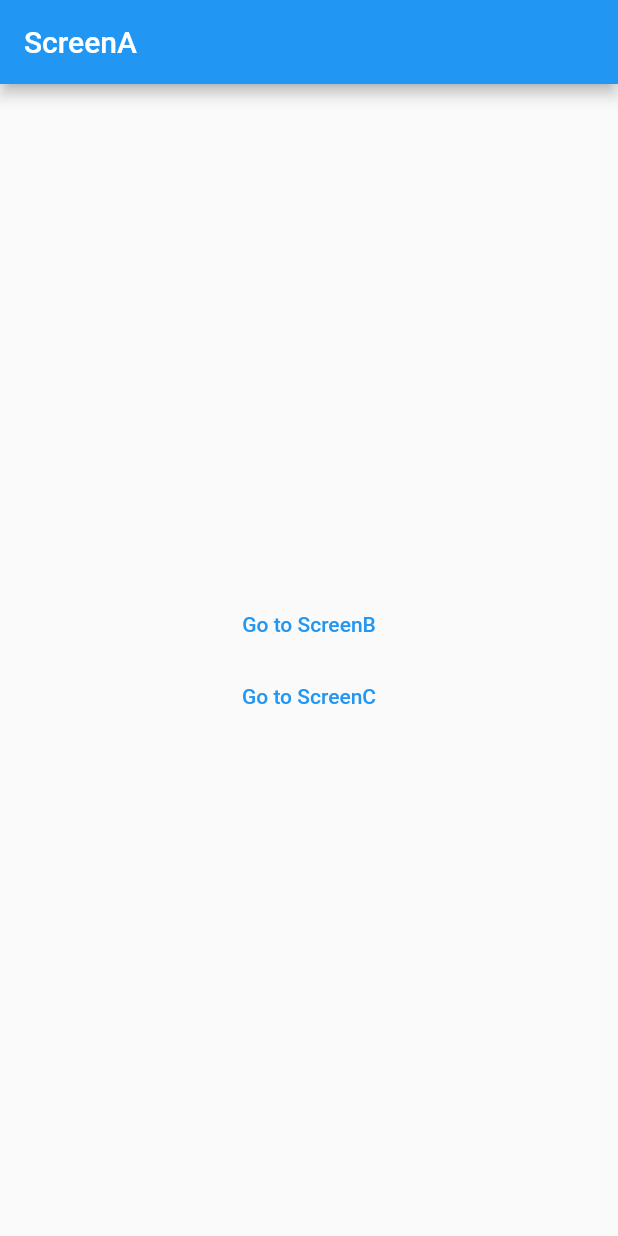
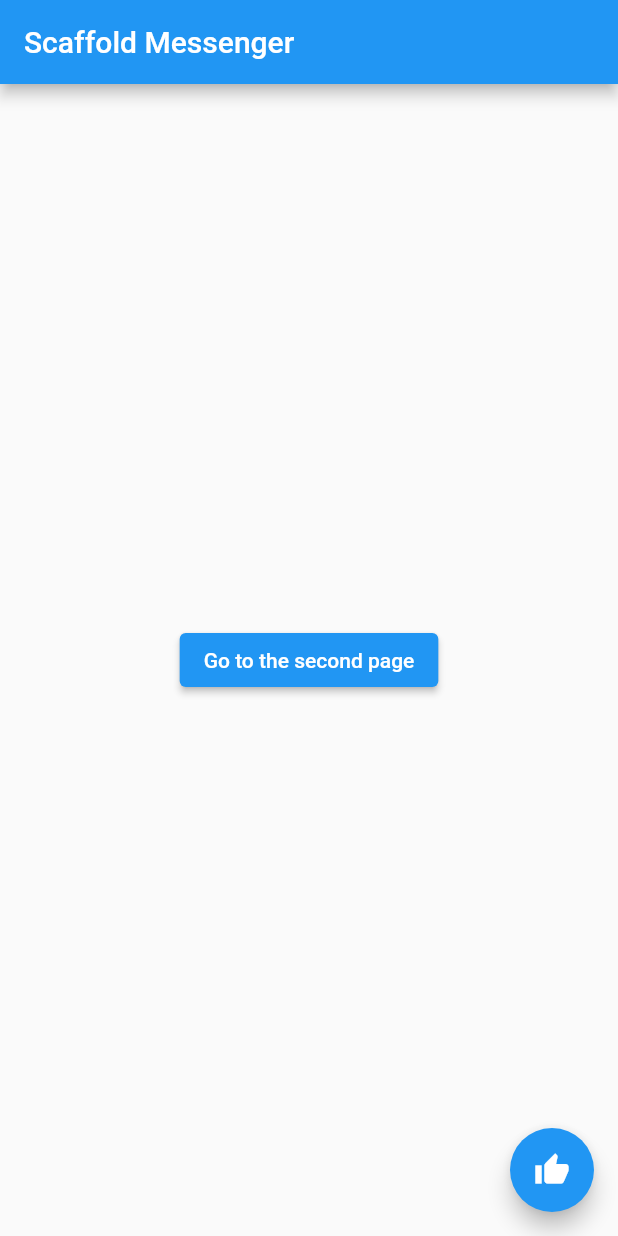
Before and after one commit to kanto00/flutter_lecture, a Flutter app: the screen it shows after launch, on a phone screen of 412 x 824 dp. Run offline on Flutter 3.47's test engine with Material 2 defaults, Android fonts, the light colour scheme and no system bars.

Commit message:
6th commit, ScaffoldMessenger & builder

```diff
--- a/lib/ScreenA.dart
+++ /dev/null
@@ -1,32 +0,0 @@
-import 'package:flutter/material.dart';
-
-class ScreenA extends StatelessWidget {
-  const ScreenA({Key? key}) : super(key: key);
-
-  @override
-  Widget build(BuildContext context) {
-    return Scaffold(
-        appBar: AppBar(
-          title: Text('ScreenA'),
-        ),
-        body: Center(
-          child: Column(
-            mainAxisAlignment: MainAxisAlignment.center,
-            children: [
-              TextButton(
-                child: Text('Go to ScreenB'),
-                onPressed: () {
-                  Navigator.pushNamed(context, '/b');
-                },
-              ),
-              TextButton(
-                child: Text('Go to ScreenC'),
-                onPressed: () {
-                  Navigator.pushNamed(context, '/c');
-                },
-              ),
-            ],
-          ),
-        ));
-  }
-}
--- a/lib/ScreenB.dart
+++ /dev/null
@@ -1,18 +0,0 @@
-import 'package:flutter/material.dart';
-
-class ScreenB extends StatelessWidget {
-  const ScreenB({Key? key}) : super(key: key);
-
-  @override
-  Widget build(BuildContext context) {
-    return Scaffold(
-        appBar: AppBar(
-          title: Text('ScreenB'),
-        ),
-        body: Center(
-            child: Text(
-          'ScreenB',
-          style: TextStyle(fontSize: 24.0),
-        )));
-  }
-}
--- a/lib/ScreenC.dart
+++ /dev/null
@@ -1,18 +0,0 @@
-import 'package:flutter/material.dart';
-
-class ScreenC extends StatelessWidget {
-  const ScreenC({Key? key}) : super(key: key);
-
-  @override
-  Widget build(BuildContext context) {
-    return Scaffold(
-        appBar: AppBar(
-          title: Text('ScreenC'),
-        ),
-        body: Center(
-            child: Text(
-          'ScreenC',
-          style: TextStyle(fontSize: 24.0),
-        )));
-  }
-}
--- a/lib/main.dart
+++ b/lib/main.dart
@@ -1,9 +1,8 @@
 import 'package:flutter/material.dart';
-import 'ScreenA.dart';
-import 'ScreenB.dart';
-import 'ScreenC.dart';
 
-void main() => runApp(MyApp());
+void main() {
+  runApp(MyApp());
+}
 
 class MyApp extends StatelessWidget {
   const MyApp({Key? key}) : super(key: key);
@@ -11,12 +10,116 @@ class MyApp extends StatelessWidget {
   @override
   Widget build(BuildContext context) {
     return MaterialApp(
-      initialRoute: '/',
-      routes: {
-        '/': (context) => ScreenA(),
-        '/b': (context) => ScreenB(),
-        '/c': (context) => ScreenC()
-      },
+      theme: ThemeData(primarySwatch: Colors.blue),
+      home: MyPage(),
     );
   }
 }
+
+class MyPage extends StatelessWidget {
+  const MyPage({Key? key}) : super(key: key);
+
+  @override
+  Widget build(BuildContext context) {
+    return Scaffold(
+      appBar: AppBar(
+        title: Text('Scaffold Messenger'),
+      ),
+      body: HomeBody(),
+      floatingActionButton: FloatingActionButton(
+        child: Icon(Icons.thumb_up),
+        onPressed: () {
+          ScaffoldMessenger.of(context).showSnackBar(SnackBar(
+            content: Text('Like a new Snack bar!'),
+            duration: Duration(seconds: 5),
+            action: SnackBarAction(
+              label: 'Undo',
+              onPressed: () {
+                Navigator.push(
+                  context,
+                  MaterialPageRoute(builder: (context) => ThirdPage()),
+                );
+              },
+            ),
+          ));
+        },
+      ),
+    );
+  }
+}
+
+class HomeBody extends StatelessWidget {
+  const HomeBody({Key? key}) : super(key: key);
+
+  @override
+  Widget build(BuildContext context) {
+    return Center(
+        child: ElevatedButton(
+      child: Text('Go to the second page'),
+      onPressed: () {
+        Navigator.push(
+          context,
+          MaterialPageRoute(builder: (context) => SecondPage()),
+        );
+      },
+    ));
+  }
+}
+
+class SecondPage extends StatelessWidget {
+  const SecondPage({Key? key}) : super(key: key);
+
+  @override
+  Widget build(BuildContext context) {
+    return Scaffold(
+      appBar: AppBar(
+        title: Text('Second Page'),
+      ),
+      body: Center(
+        child: Text(
+          '좋아요가 추가되었습니다.',
+          style: TextStyle(fontSize: 20.0, color: Colors.redAccent),
+        ),
+      ),
+    );
+  }
+}
+
+class ThirdPage extends StatelessWidget {
+  const ThirdPage({Key? key}) : super(key: key);
+
+  @override
+  Widget build(BuildContext context) {
+    return ScaffoldMessenger(
+      child: Scaffold(
+        appBar: AppBar(
+          title: Text('Second Page'),
+        ),
+        body: Builder(builder: (context) {
+          return Center(
+            child: Column(
+              mainAxisAlignment: MainAxisAlignment.center,
+              children: [
+                Text(
+                  '좋아요가 취소하시겠습니까?',
+                  style: TextStyle(fontSize: 20.0, color: Colors.redAccent),
+                ),
+                ElevatedButton(
+                  onPressed: () {
+                    ScaffoldMessenger.of(context).showSnackBar(
+                      SnackBar(
+                        content: Text('좋아요가 취소되었습니다'),
+                        duration: Duration(seconds: 3),
+                      ),
+                    );
+                  },
+                  child: Text('취소하기'),
+                )
+              ],
+            ),
+          );
+        }),
+      ),
+    );
+  }
+}
```
